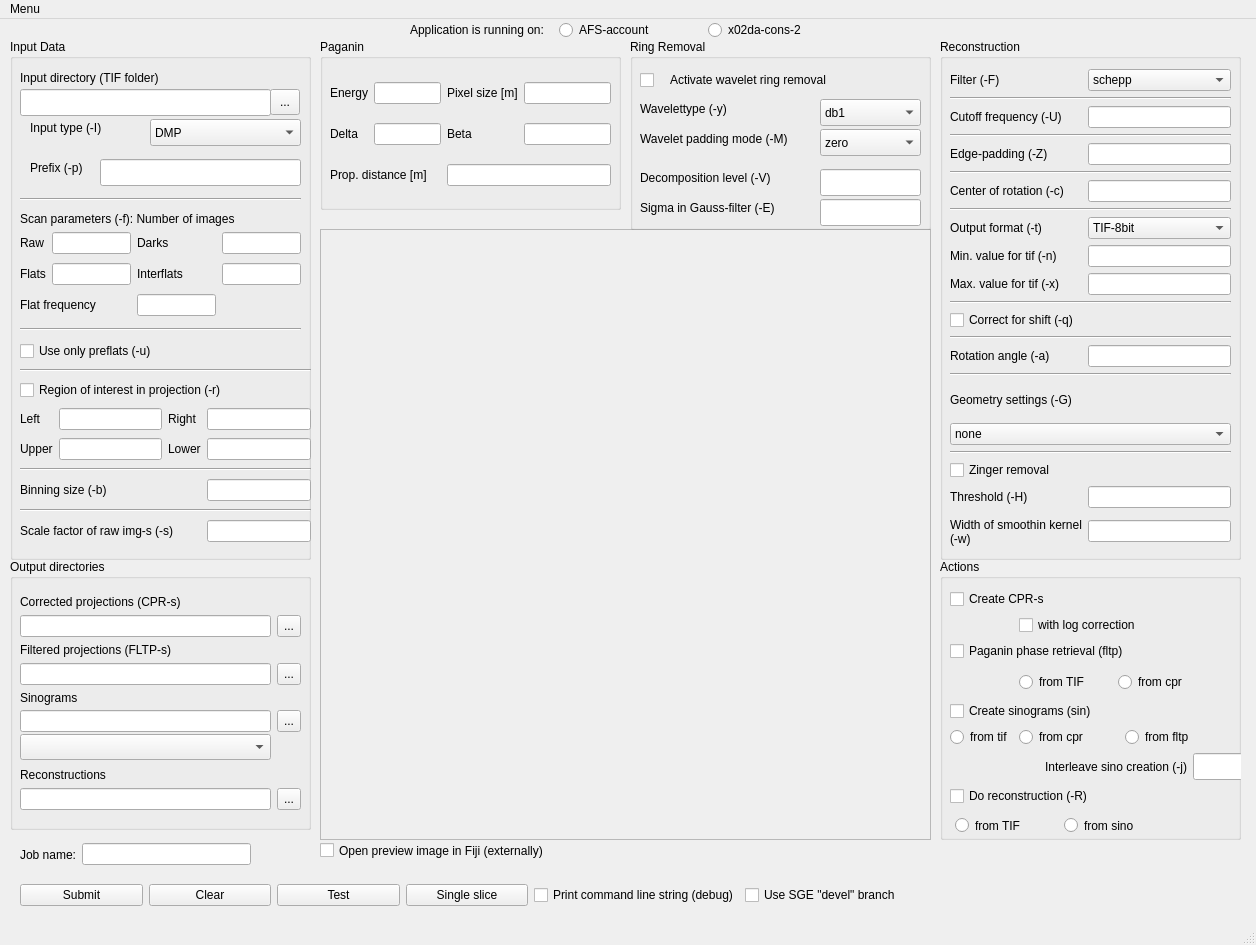
The window that gui.ui (gnudo/grecoman) describes before a commit, drawn with Qt 5.
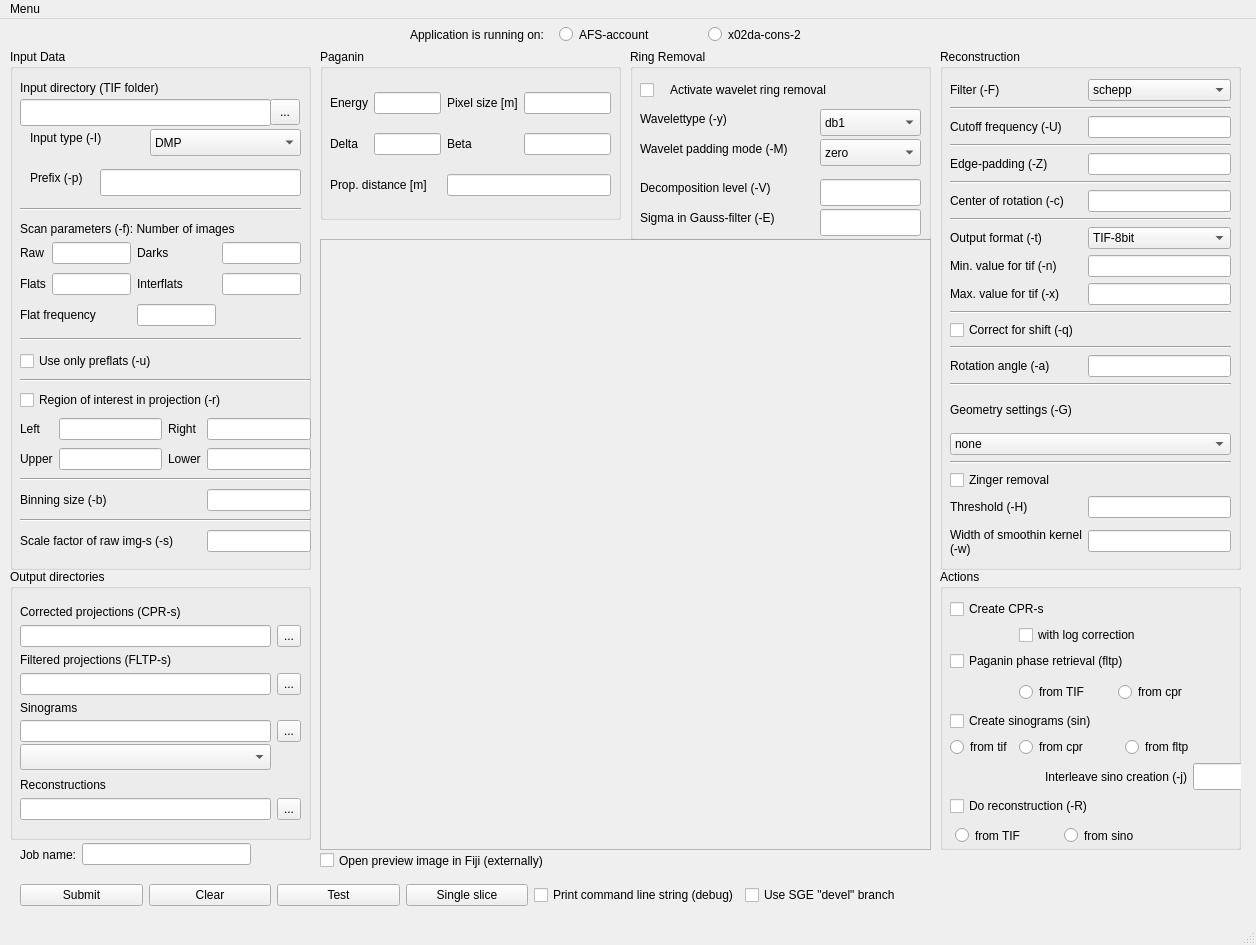
The same window after the commit.

Commit message: CLOSED - task 37: *Running on* checkbox not large enough on `x02da-cons-2` http://github.com/gnudo/grecoman/issues/issue/37

The edit to the form file:
```diff
--- a/gui.ui
+++ b/gui.ui
@@ -18,7 +18,7 @@
     <property name="geometry">
      <rect>
       <x>10</x>
-      <y>20</y>
+      <y>30</y>
       <width>301</width>
       <height>521</height>
      </rect>
@@ -357,7 +357,7 @@
     <property name="geometry">
      <rect>
       <x>320</x>
-      <y>210</y>
+      <y>220</y>
       <width>611</width>
       <height>611</height>
      </rect>
@@ -388,7 +388,7 @@
       <x>410</x>
       <y>0</y>
       <width>441</width>
-      <height>23</height>
+      <height>31</height>
      </rect>
     </property>
     <layout class="QGridLayout" name="gridLayout_2">
@@ -401,6 +401,12 @@
      </item>
      <item row="0" column="1">
       <widget class="QRadioButton" name="afsaccount">
+       <property name="minimumSize">
+        <size>
+         <width>0</width>
+         <height>21</height>
+        </size>
+       </property>
        <property name="text">
         <string>AFS-account</string>
        </property>
@@ -408,6 +414,12 @@
      </item>
      <item row="0" column="2">
       <widget class="QRadioButton" name="cons2">
+       <property name="minimumSize">
+        <size>
+         <width>0</width>
+         <height>21</height>
+        </size>
+       </property>
        <property name="text">
         <string>x02da-cons-2</string>
        </property>
@@ -419,7 +431,7 @@
     <property name="geometry">
      <rect>
       <x>10</x>
-      <y>540</y>
+      <y>550</y>
       <width>301</width>
       <height>271</height>
      </rect>
@@ -583,7 +595,7 @@
     <property name="geometry">
      <rect>
       <x>320</x>
-      <y>20</y>
+      <y>30</y>
       <width>301</width>
       <height>171</height>
      </rect>
@@ -658,7 +670,7 @@
     <property name="geometry">
      <rect>
       <x>940</x>
-      <y>20</y>
+      <y>30</y>
       <width>301</width>
       <height>521</height>
      </rect>
@@ -969,7 +981,7 @@
     <property name="geometry">
      <rect>
       <x>630</x>
-      <y>20</y>
+      <y>30</y>
       <width>301</width>
       <height>191</height>
      </rect>
@@ -1234,7 +1246,7 @@
     <property name="geometry">
      <rect>
       <x>940</x>
-      <y>540</y>
+      <y>550</y>
       <width>301</width>
       <height>281</height>
      </rect>
@@ -1384,7 +1396,7 @@
           <height>21</height>
          </size>
         </property>
-        <widget class="QWidget" name="">
+        <widget class="QWidget" name="layoutWidget">
          <property name="geometry">
           <rect>
            <x>5</x>
@@ -1507,7 +1519,7 @@
     <property name="geometry">
      <rect>
       <x>320</x>
-      <y>820</y>
+      <y>830</y>
       <width>281</width>
       <height>23</height>
      </rect>
```
The commit also changes 1 other file.
